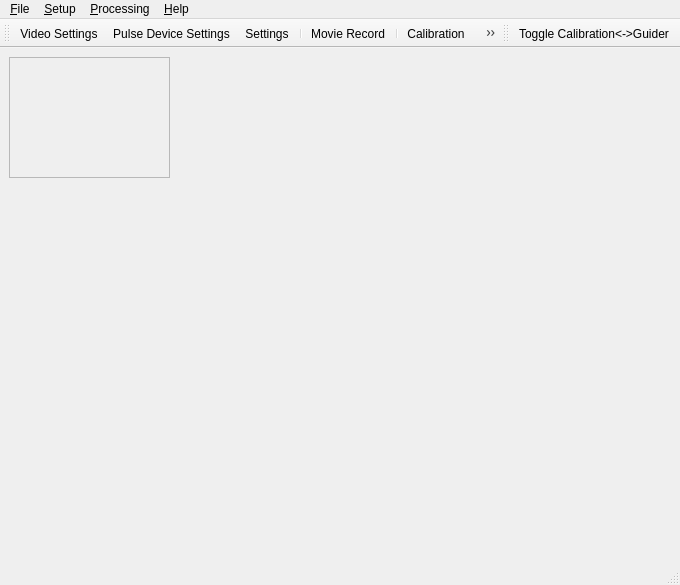
First picture: the form in lin_guider/ui/lin_guider.ui, repository rumengb/lin_guider, before the edit.
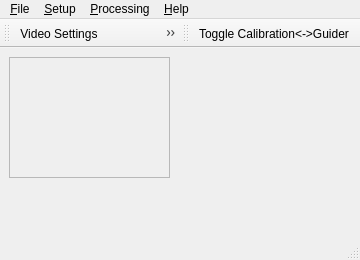
Second picture: the form after the edit. Icons and pictures are not drawn.

Commit message: ui tweaks; ASI: use armv6 lib

Patch:
```diff
--- a/lin_guider/ui/lin_guider.ui
+++ b/lin_guider/ui/lin_guider.ui
@@ -6,14 +6,14 @@
    <rect>
     <x>0</x>
     <y>0</y>
-    <width>680</width>
-    <height>585</height>
+    <width>360</width>
+    <height>260</height>
    </rect>
   </property>
   <property name="minimumSize">
    <size>
-    <width>680</width>
-    <height>585</height>
+    <width>360</width>
+    <height>260</height>
    </size>
   </property>
   <property name="windowTitle">
@@ -42,7 +42,7 @@
     <rect>
      <x>0</x>
      <y>0</y>
-     <width>680</width>
+     <width>360</width>
      <height>23</height>
     </rect>
    </property>
```
The commit also changes 4 other files.
